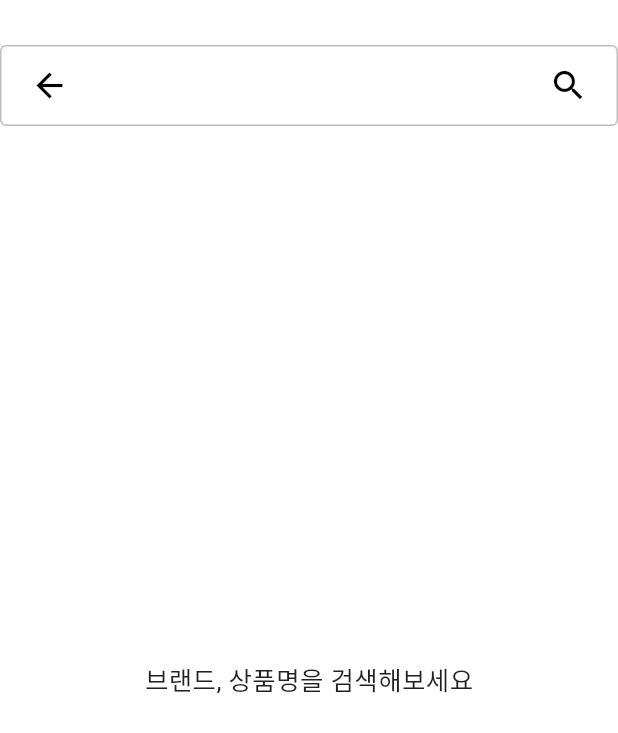
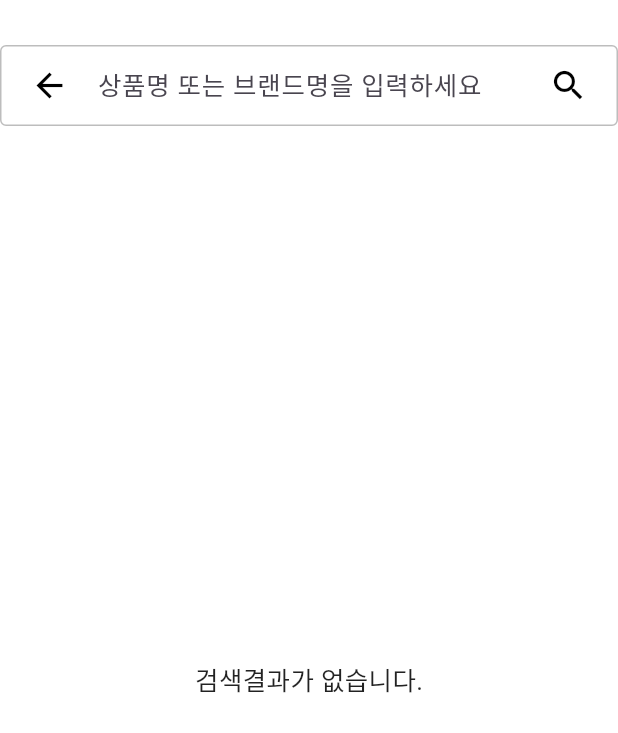
Before and after one commit to gudtjr0012/shopping-main, a Flutter app: the SearchScreen screen opened directly, on a phone screen of 412 x 824 dp. Shown: the top 733 px of the screen. Run offline on Flutter 3.47's test engine with Material 3 defaults, Android fonts, the phone set to English and light mode, and no system bars.

```diff
--- a/lib/screens/search_screen.dart
+++ b/lib/screens/search_screen.dart
@@ -1,9 +1,17 @@
 import 'package:flutter/material.dart';
 
-class SearchScreen extends StatelessWidget {
-  final VoidCallback? onBack; // ★ onBack 콜백!
+class SearchScreen extends StatefulWidget {
+  final VoidCallback? onBack;
 
   const SearchScreen({super.key, this.onBack});
+
+  @override
+  State<SearchScreen> createState() => _SearchScreenState();
+}
+
+class _SearchScreenState extends State<SearchScreen> {
+  final TextEditingController _searchController = TextEditingController();
+  String searchText = '';
 
   @override
   Widget build(BuildContext context) {
@@ -11,11 +19,9 @@ class SearchScreen extends StatelessWidget {
       backgroundColor: Colors.white,
       body: Column(
         children: [
-          // 상단 검색 박스
+          // 상단 검색 바
           Container(
             margin: const EdgeInsets.only(top: 30),
-
-            /// 상단 여백 공간 수정
             padding: const EdgeInsets.symmetric(horizontal: 8),
             height: 54,
             decoration: BoxDecoration(
@@ -31,24 +37,53 @@ class SearchScreen extends StatelessWidget {
                     color: Colors.black,
                     size: 26,
                   ),
-                  onPressed: onBack, // ★ 콜백으로 이전탭 이동!
+                  onPressed: widget.onBack,
                   splashRadius: 22,
                 ),
-                const Spacer(),
+                // TextField (검색 입력)
+                Expanded(
+                  child: TextField(
+                    controller: _searchController,
+                    decoration: const InputDecoration(
+                      hintText: '상품명 또는 브랜드명을 입력하세요',
+                      border: InputBorder.none,
+                      isDense: true,
+                      contentPadding: EdgeInsets.symmetric(
+                        horizontal: 8,
+                        vertical: 12,
+                      ),
+                    ),
+                    style: const TextStyle(fontSize: 17),
+                    onChanged: (val) {
+                      setState(() => searchText = val);
+                    },
+                    onSubmitted: (val) {
+                      // 엔터 시 검색 로직
+                      FocusScope.of(context).unfocus();
+                    },
+                  ),
+                ),
                 IconButton(
                   icon: const Icon(Icons.search, color: Colors.black, size: 26),
-                  onPressed: () {},
+                  onPressed: () {
+                    // 돋보기 클릭 시 검색 로직 (예시: print)
+                    FocusScope.of(context).unfocus();
+                    print("검색어: ${_searchController.text}");
+                    // 검색결과 리스트 등을 추가로 구현 가능
+                  },
                   splashRadius: 22,
                 ),
               ],
             ),
           ),
-          // 본문 (중앙 안내문구)
-          const Expanded(
+          // 본문 안내
+          Expanded(
             child: Center(
               child: Text(
-                '브랜드, 상품명을 검색해보세요',
-                style: TextStyle(fontSize: 17, color: Colors.black87),
+                searchText.isEmpty
+                    ? '검색결과가 없습니다.'
+                    : "'$searchText'에 대한 검색결과가 없습니다.",
+                style: const TextStyle(fontSize: 17, color: Colors.black87),
               ),
             ),
           ),
```
Also changed, not shown: lib/main.dart (+9 -8 lines), lib/screens/product_detail_screen.dart (+24 -7 lines), lib/screens/product_list_page.dart (+21 -12 lines).
